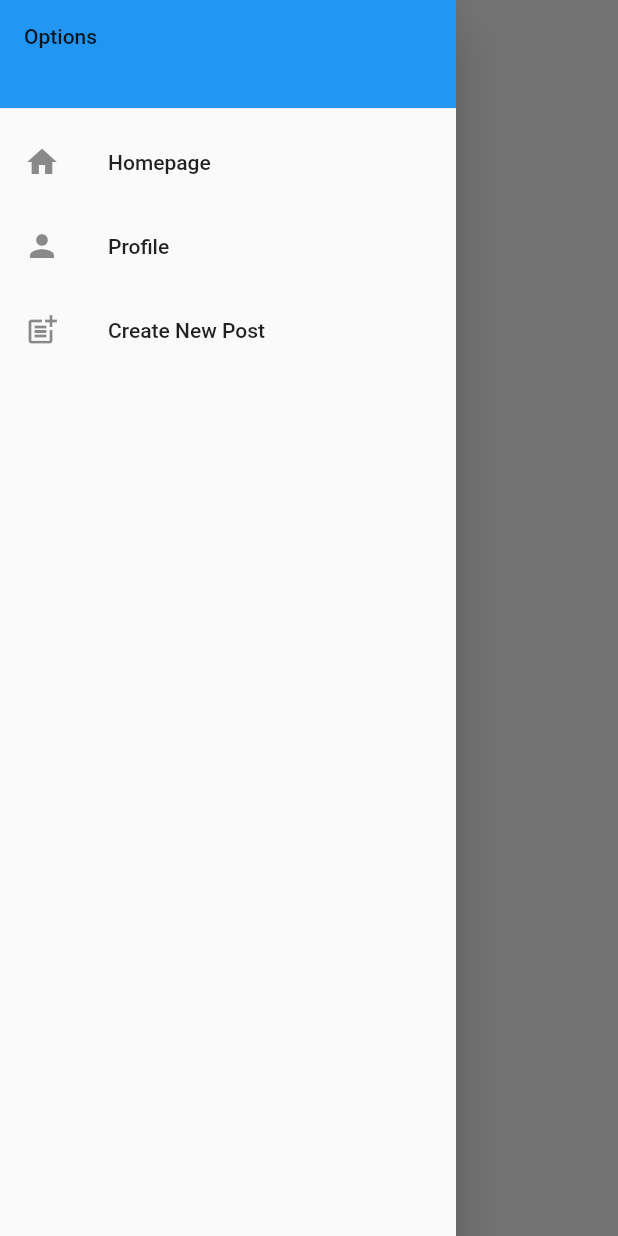
After one commit to atmelaku/MediaCenterFlutter, a Flutter app: the ViewPost screen opened directly, with the side drawer open, on a phone screen of 412 x 824 dp. The commit adds this screen. Run offline on Flutter 3.47's test engine with Material 2 defaults, Android fonts, the phone set to English and light mode, and no system bars; our stand-ins replace cloud_firestore, firebase_auth, firebase_core; accounts and stored records are empty.

Commit message:
Started on the view post feature.

```diff
--- /dev/null
+++ b/lib/post/viewPost.dart
@@ -0,0 +1,66 @@
+import 'package:flutter/material.dart';
+import 'package:mediacenterflutter/homepage/signedin.dart';
+import 'package:mediacenterflutter/post/createPost.dart';
+import 'package:mediacenterflutter/profile/profile.dart';
+
+class ViewPost extends StatefulWidget {
+  @override
+  _ViewPostState createState() {
+    return _ViewPostState();
+  }
+}
+
+class _ViewPostState extends State<ViewPost> {
+  @override
+  Widget build(BuildContext context) {
+    return Scaffold(
+      drawer: Drawer(
+          child: ListView(
+            padding: EdgeInsets.zero,
+            children: [
+              Container(
+                height: 80,
+                child: DrawerHeader(
+                  child: Text('Options'),
+                  decoration: BoxDecoration(
+                    color: Colors.blue,
+                  ),
+                ),
+              ),
+              ListTile(
+                  leading: Icon(Icons.home),
+                  title: Text('Homepage'),
+                  onTap: () {
+                    Navigator.push(
+                        context,
+                        MaterialPageRoute(builder: (context) => signedInPage())
+                    );
+                  }
+              ),
+              ListTile(
+                  leading: Icon(Icons.person),
+                  title: Text('Profile'),
+                  onTap: () {
+                    Navigator.push(
+                        context,
+                        MaterialPageRoute(builder: (context) => ProfilePage())
+                    );
+                  }
+              ),
+              ListTile(
+                  leading: Icon(Icons.post_add),
+                  title: Text('Create New Post'),
+                  onTap: () {
+                    Navigator.push(
+                        context,
+                        MaterialPageRoute(builder: (context) => CreatePost())
+                    );
+                  }
+              )
+            ],
+          )
+      ),
+    );
+  }
+
+}
```
Also changed, not shown: lib/homepage/signedin.dart (+9 -0 lines).
